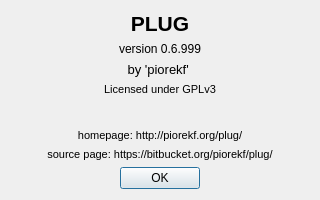
Before: the Qt Designer form plug/about.ui in b2ornot2b/plug, drawn with Qt 5.
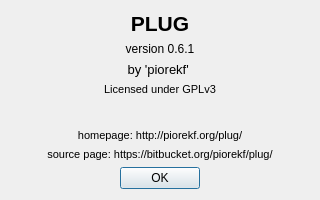
After: the same form once the commit is applied.

Diff of the .ui file:
```diff
--- a/plug/about.ui
+++ b/plug/about.ui
@@ -34,7 +34,7 @@
    <item>
     <widget class="QLabel" name="label_6">
      <property name="text">
-      <string>version 0.6.999</string>
+      <string>version 0.6.1</string>
      </property>
      <property name="alignment">
       <set>Qt::AlignCenter</set>
```
